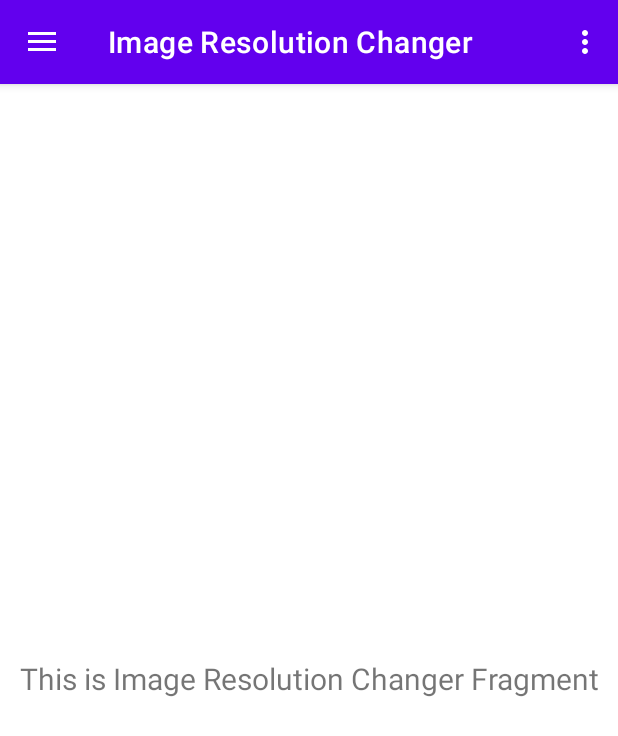
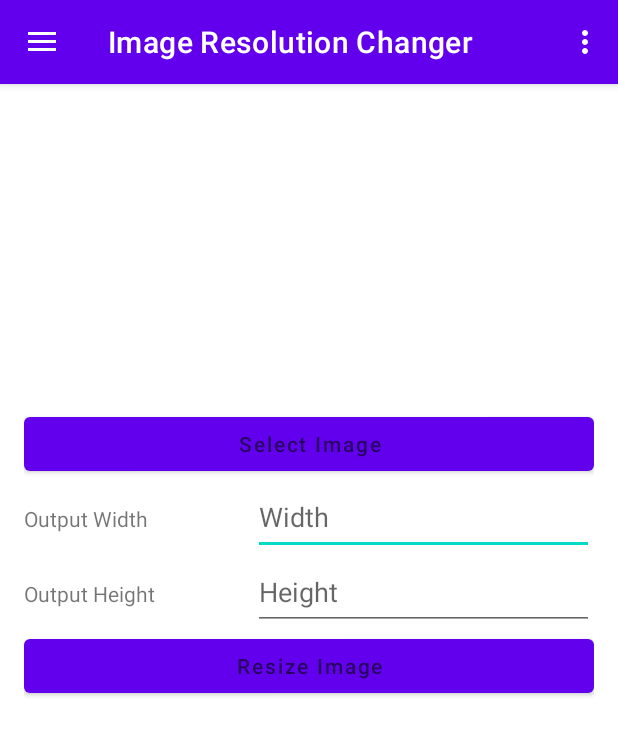
Before and after one commit to Chetan-Goyal/Image-Size-Reducer, an Android app: the screen it shows after launch (MainActivity), in the side drawer, after a tap on "Image Resolution Changer", on a phone screen of 412 x 824 dp. Shown: the top 736 px of the screen. Run offline under Robolectric (Android 15) with nearby library versions, the phone set to English and light mode, and no system bars; our stand-ins replace navigation-ui; libraries missing offline, so code that uses them is left out: id.zelory.compressor; pictures from the network do not load.

Commit message:
Adds Image Resolution Changer

```diff
--- a/app/src/main/java/com/docimagetools/app/ui/image_resolution_changer/ImageResolutionChangerFragment.kt
+++ b/app/src/main/java/com/docimagetools/app/ui/image_resolution_changer/ImageResolutionChangerFragment.kt
@@ -1,17 +1,35 @@
 package com.docimagetools.app.ui.image_resolution_changer
 
+import android.app.Activity
+import android.content.Intent
 import android.os.Bundle
+import android.provider.MediaStore
+import android.util.Log
 import android.view.LayoutInflater
 import android.view.View
 import android.view.ViewGroup
+import android.widget.Button
+import android.widget.EditText
 import android.widget.TextView
+import android.widget.Toast
+import androidx.core.net.toUri
+import androidx.core.widget.addTextChangedListener
 import androidx.fragment.app.Fragment
 import androidx.lifecycle.ViewModelProvider
+import com.docimagetools.app.R
 import com.docimagetools.app.databinding.FragmentImageResolutionChangerBinding
+import com.docimagetools.app.ui.image_size_reducer.ImageSizeReducerViewModel
+import kotlinx.coroutines.*
+import java.io.File
+import java.io.IOException
 
 class ImageResolutionChangerFragment : Fragment() {
 
     private var _binding: FragmentImageResolutionChangerBinding? = null
+    private val pickImage = 100
+
+    private val job = Job()
+    private val uiScope = CoroutineScope(Dispatchers.Main + job)
 
     // This property is only valid between onCreateView and
     // onDestroyView.
@@ -28,11 +46,91 @@ class ImageResolutionChangerFragment : Fragment() {
         _binding = FragmentImageResolutionChangerBinding.inflate(inflater, container, false)
         val root: View = binding.root
 
-        val textView: TextView = binding.textGallery
-        imageResolutionChangerViewModel.text.observe(viewLifecycleOwner) {
-            textView.text = it
+        val button: Button = binding.selectImage
+        button.setOnClickListener {
+            val pickIntent = Intent()
+            pickIntent.type = "image/*"
+            pickIntent.action = Intent.ACTION_GET_CONTENT
+
+            val takePhotoIntent = Intent(MediaStore.ACTION_IMAGE_CAPTURE)
+
+            val pickTitle = "Select or take a new Picture" // Or get from strings.xml
+
+            val chooserIntent = Intent.createChooser(pickIntent, pickTitle)
+            chooserIntent.putExtra(
+                Intent.EXTRA_INITIAL_INTENTS, arrayOf(takePhotoIntent)
+            )
+            startActivityForResult(chooserIntent, pickImage)
         }
+
+        root.findViewById<EditText>(R.id.selectedWidth)?.addTextChangedListener(
+            onTextChanged = { s, start, before, count ->
+                imageResolutionChangerViewModel.selectedWidth = s.toString()
+            }
+        )
+
+        root.findViewById<EditText>(R.id.selectedHeight)?.addTextChangedListener(
+            onTextChanged = { s, start, before, count ->
+                imageResolutionChangerViewModel.selectedHeight = s.toString()
+            }
+        )
+
+        root.findViewById<Button>(R.id.processImage)?.setOnClickListener {
+            if (imageResolutionChangerViewModel.originalImage == null ) {
+                Toast.makeText(root.context, "Please select your Image first!", Toast.LENGTH_SHORT).show()
+            } else if(imageResolutionChangerViewModel.selectedWidth == null) {
+                Toast.makeText(root.context, "Please select width for output image!", Toast.LENGTH_SHORT).show()
+            } else if(imageResolutionChangerViewModel.selectedHeight == null) {
+                Toast.makeText(root.context, "Please select height for output file!", Toast.LENGTH_SHORT).show()
+            } else {
+                uiScope.launch(Dispatchers.IO) {
+                    //asyncOperation
+                    withContext(Dispatchers.Main) {
+                        resize()
+                    }
+                }
+            }
+        }
+
         return root
+    }
+
+    private suspend fun resize() {
+        val imageResolutionChangerViewModel =
+            ViewModelProvider(this).get(ImageResolutionChangerViewModel::class.java)
+
+        try {
+            binding.resizedImage.setImageURI(null)
+            val compressedImage = imageResolutionChangerViewModel.resize(binding.root.context, imageResolutionChangerViewModel.originalImage!!)
+            binding.resizedImage.setImageURI(compressedImage.toUri())
+        } catch (exception: RuntimeException) {
+            Toast.makeText(this.context, exception.message, Toast.LENGTH_SHORT).show()
+        }
+    }
+
+    override fun onActivityResult(requestCode: Int, resultCode: Int, data: Intent?) {
+        super.onActivityResult(requestCode, resultCode, data)
+        if (requestCode == pickImage && resultCode == Activity.RESULT_OK) {
+            if (data == null) {
+                Log.i("", "Data is null")
+                return
+            }
+            try {
+                val actualImage: File? = data.data?.let {
+                    FileUtil.from(this.requireContext(), it)
+                }
+                if (actualImage == null) {
+                    Log.i("", "Image is null")
+                } else {
+                    val imageResolutionChangerViewModel =
+                        ViewModelProvider(this).get(ImageResolutionChangerViewModel::class.java)
+                    imageResolutionChangerViewModel.originalImage = actualImage
+                    binding.selectedImageView.setImageURI(actualImage.toUri())
+                }
+            } catch (e: IOException) {
+                e.printStackTrace()
+            }
+        }
     }
 
     override fun onDestroyView() {
--- a/app/src/main/java/com/docimagetools/app/ui/image_size_reducer/ImageSizeReducerFragment.kt
+++ b/app/src/main/java/com/docimagetools/app/ui/image_size_reducer/ImageSizeReducerFragment.kt
@@ -151,8 +151,6 @@ class ImageSizeReducerFragment : Fragment() {
         } catch (exception: RuntimeException) {
             Toast.makeText(this.context, exception.message, Toast.LENGTH_SHORT).show()
         }
-
-
     }
 
 
--- a/app/src/main/res/layout/fragment_image_resolution_changer.xml
+++ b/app/src/main/res/layout/fragment_image_resolution_changer.xml
@@ -1,22 +1,90 @@
 <?xml version="1.0" encoding="utf-8"?>
-<androidx.constraintlayout.widget.ConstraintLayout xmlns:android="http://schemas.android.com/apk/res/android"
-    xmlns:app="http://schemas.android.com/apk/res-auto"
-    xmlns:tools="http://schemas.android.com/tools"
+
+<RelativeLayout xmlns:android="http://schemas.android.com/apk/res/android"
     android:layout_width="match_parent"
     android:layout_height="match_parent"
-    tools:context=".ui.image_resolution_changer.ImageResolutionChangerFragment">
+    android:paddingLeft="16dp"
+    android:paddingRight="16dp" >
 
-    <TextView
-        android:id="@+id/text_gallery"
+    <LinearLayout
         android:layout_width="match_parent"
-        android:layout_height="wrap_content"
-        android:layout_marginStart="8dp"
-        android:layout_marginTop="8dp"
-        android:layout_marginEnd="8dp"
-        android:textAlignment="center"
-        android:textSize="20sp"
-        app:layout_constraintBottom_toBottomOf="parent"
-        app:layout_constraintEnd_toEndOf="parent"
-        app:layout_constraintStart_toStartOf="parent"
-        app:layout_constraintTop_toTopOf="parent" />
-</androidx.constraintlayout.widget.ConstraintLayout>
+        android:layout_height="match_parent"
+        android:orientation="vertical">
+
+        <ImageView
+            android:id="@+id/selectedImageView"
+            android:layout_width="match_parent"
+            android:layout_height="200dp" />
+
+        <Button
+            android:id="@+id/selectImage"
+            android:layout_width="match_parent"
+            android:layout_height="wrap_content"
+            android:hint="Select Image"
+            android:textColor="@color/white" />
+
+        <LinearLayout
+            android:layout_width="match_parent"
+            android:layout_height="wrap_content"
+            android:orientation="horizontal">
+
+            <TextView
+                android:id="@+id/textView"
+                android:layout_width="wrap_content"
+                android:layout_height="wrap_content"
+                android:layout_weight="1"
+                android:text="Output Width" />
+
+            <EditText
+                android:id="@+id/selectedWidth"
+                android:layout_width="227dp"
+                android:layout_height="50dp"
+                android:importantForAutofill="no"
+                android:minHeight="48dp"
+                android:hint="Width"
+                android:inputType="number"
+                android:maxLength="3"/>
+
+        </LinearLayout>
+
+        <LinearLayout
+            android:layout_width="match_parent"
+            android:layout_height="wrap_content"
+            android:orientation="horizontal">
+
+            <TextView
+                android:id="@+id/selectHeightHint"
+                android:layout_width="wrap_content"
+                android:layout_height="wrap_content"
+                android:layout_weight="1"
+                android:text="Output Height" />
+
+            <EditText
+                android:id="@+id/selectedHeight"
+                android:layout_width="227dp"
+                android:layout_height="50dp"
+                android:importantForAutofill="no"
+                android:minHeight="48dp"
+                android:hint="Height"
+                android:inputType="number"
+                android:maxLength="3"/>
+
+        </LinearLayout>
+
+        <Button
+            android:id="@+id/processImage"
+            android:layout_width="match_parent"
+            android:layout_height="wrap_content"
+            android:hint="Resize Image"
+            android:textColor="@color/white" />
+
+        <ImageView
+            android:id="@+id/resizedImage"
+            android:layout_width="match_parent"
+            android:layout_height="200dp" />
+
+
+    </LinearLayout>
+
+
+</RelativeLayout>
```
Also changed, not shown: app/src/main/java/com/docimagetools/app/ui/image_resolution_changer/ImageResolutionChangerViewModel.kt (+48 -3 lines).
